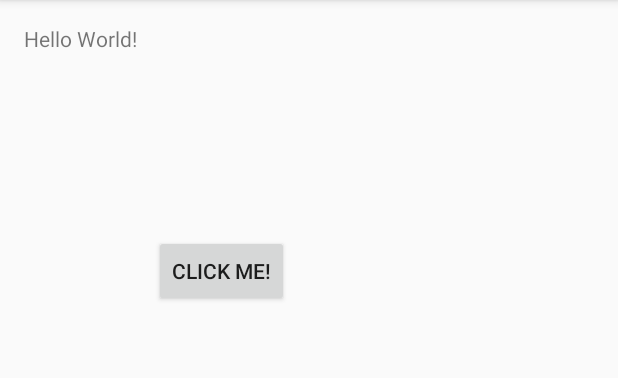
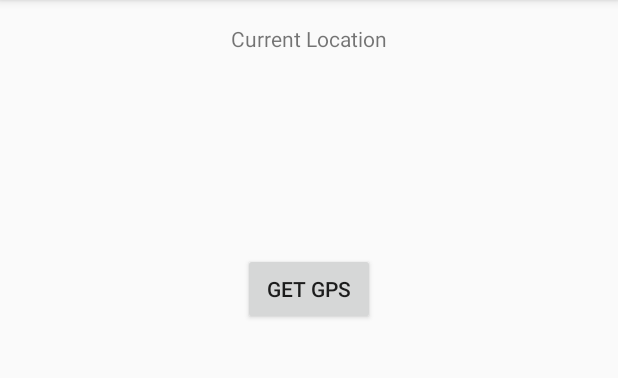
Before and after one commit to jacobfrank4/androidGpsTracking, an Android app: the screen it shows after launch (MainActivity), on a phone screen of 412 x 824 dp, the part 84-462 px from its top. Run offline under Robolectric (Android 15) with nearby library versions, the phone set to English and light mode, and no system bars.

Commit message:
Added Database Helper class Updated initial text on button and textview

```diff
--- a/app/src/main/java/bcit/androidgpstracking/MainActivity.java
+++ b/app/src/main/java/bcit/androidgpstracking/MainActivity.java
@@ -11,6 +11,7 @@ import android.widget.TextView;
 public class MainActivity extends AppCompatActivity {
 
 	LocationManager locationManager;
+	DatabaseHelper myDb;
 
 	TextView output;
 
--- a/app/src/main/res/layout/activity_main.xml
+++ b/app/src/main/res/layout/activity_main.xml
@@ -14,17 +14,18 @@
     <TextView
         android:layout_width="wrap_content"
         android:layout_height="wrap_content"
-        android:text="Hello World!"
-        android:id="@+id/textView"/>
+        android:text="Current Location"
+        android:id="@+id/textView"
+        android:layout_alignParentTop="true"
+        android:layout_centerHorizontal="true" />
 
     <Button
-        android:text="Click me!"
+        android:text="Get GPS"
         android:layout_width="wrap_content"
         android:layout_height="wrap_content"
+        android:layout_marginTop="133dp"
+        android:id="@+id/gpsButton"
+        android:onClick="getGPS"
         android:layout_below="@+id/textView"
-        android:layout_toEndOf="@+id/textView"
-        android:layout_marginStart="11dp"
-        android:layout_marginTop="121dp"
-        android:id="@+id/gpsButton"
-        android:onClick="getGPS"/>
+        android:layout_centerHorizontal="true" />
 </RelativeLayout>
--- a/build.gradle
+++ b/build.gradle
@@ -5,7 +5,7 @@ buildscript {
         jcenter()
     }
     dependencies {
-        classpath 'com.android.tools.build:gradle:2.2.1'
+        classpath 'com.android.tools.build:gradle:2.2.2'
 
         // NOTE: Do not place your application dependencies here; they belong
         // in the individual module build.gradle files
```
Also changed, not shown: app/src/main/java/bcit/androidgpstracking/DatabaseHelper.java (added, +71 -0 lines).
